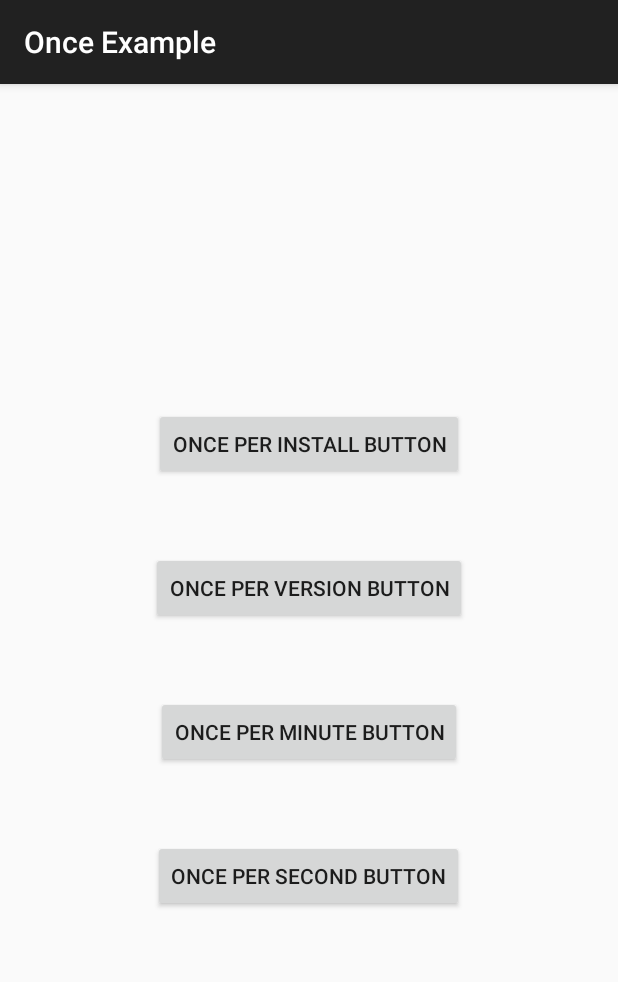
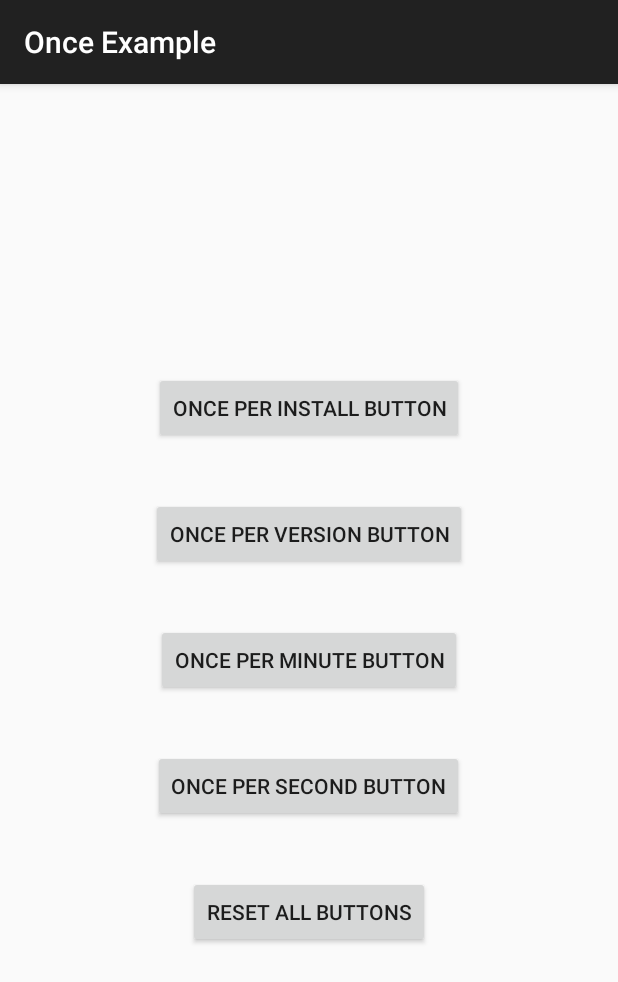
Before and after one commit to jonfinerty/Once, an Android app: the screen it shows after launch (MainActivity), on a phone screen of 412 x 824 dp. Shown: the top 982 px of the screen. Run offline under Robolectric (Android 15) with nearby library versions, the phone set to English and light mode, and no system bars.

Commit message:
Add reset button to example app

```diff
--- a/once-example/build.gradle
+++ b/once-example/build.gradle
@@ -22,7 +22,7 @@ android {
 dependencies {
     compile fileTree(include: ['*.jar'], dir: 'libs')
     compile 'com.android.support:appcompat-v7:22.2.0'
-    compile project(':once')
+    compile 'com.jonathanfinerty.once:once:0.3.1'
 }
 
 repositories {
--- a/once-example/src/main/java/jonathanfinerty/onceexample/MainActivity.java
+++ b/once-example/src/main/java/jonathanfinerty/onceexample/MainActivity.java
@@ -70,6 +70,14 @@ public class MainActivity extends ActionBarActivity {
                 }
             }
         });
+
+        Button resetButton = (Button) findViewById(R.id.reset_all_button);
+        resetButton.setOnClickListener(new View.OnClickListener() {
+            @Override
+            public void onClick(View v) {
+                Once.clearAll();
+            }
+        });
     }
 
     private void showDialog(String message) {
--- a/once-example/src/main/res/layout/activity_main.xml
+++ b/once-example/src/main/res/layout/activity_main.xml
@@ -14,27 +14,34 @@
         android:id="@+id/once_per_install_button"
         android:layout_width="wrap_content"
         android:layout_height="wrap_content"
-        android:layout_marginBottom="48dp"
+        android:layout_marginBottom="36dp"
         android:text="@string/per_install_button" />
 
     <Button
         android:id="@+id/once_per_version_button"
         android:layout_width="wrap_content"
         android:layout_height="wrap_content"
-        android:layout_marginBottom="48dp"
+        android:layout_marginBottom="36dp"
         android:text="@string/per_version_button" />
 
     <Button
         android:id="@+id/once_per_minute_button"
         android:layout_width="wrap_content"
         android:layout_height="wrap_content"
-        android:layout_marginBottom="48dp"
+        android:layout_marginBottom="36dp"
         android:text="@string/per_minute_button" />
 
     <Button
         android:id="@+id/once_per_second_button"
         android:layout_width="wrap_content"
         android:layout_height="wrap_content"
+        android:layout_marginBottom="36dp"
         android:text="@string/per_second_button" />
 
+    <Button
+        android:id="@+id/reset_all_button"
+        android:layout_width="wrap_content"
+        android:layout_height="wrap_content"
+        android:text="Reset all buttons"/>
+
 </LinearLayout>
--- a/once-example/src/main/res/menu/menu_main.xml
+++ /dev/null
@@ -1,6 +0,0 @@
-<menu xmlns:android="http://schemas.android.com/apk/res/android"
-    xmlns:app="http://schemas.android.com/apk/res-auto"
-    xmlns:tools="http://schemas.android.com/tools" tools:context=".MainActivity">
-    <item android:id="@+id/action_settings" android:title="@string/action_settings"
-        android:orderInCategory="100" app:showAsAction="never" />
-</menu>
--- a/once-example/src/main/res/values/strings.xml
+++ b/once-example/src/main/res/values/strings.xml
@@ -1,8 +1,6 @@
 <resources>
     <string name="app_name">Once Example</string>
 
-    <string name="hello_world">Hello world!</string>
-    <string name="action_settings">Settings</string>
     <string name="per_install_button">Once per install button</string>
     <string name="per_version_button">Once per version button</string>
     <string name="per_minute_button">Once per minute button</string>
--- a/once/src/main/java/jonathanfinerty/once/Once.java
+++ b/once/src/main/java/jonathanfinerty/once/Once.java
@@ -25,6 +25,8 @@ public class Once {
     /**
      * This method needs to be called before Once can be used.
      * Typically it will be called from your Application class's onCreate method.
+     *
+     * @param context Application context
      */
     public static void initialise(Context context) {
         if (tagLastSeenMap == null) {
```
Also changed, not shown: once/build.gradle (+5 -2 lines).
